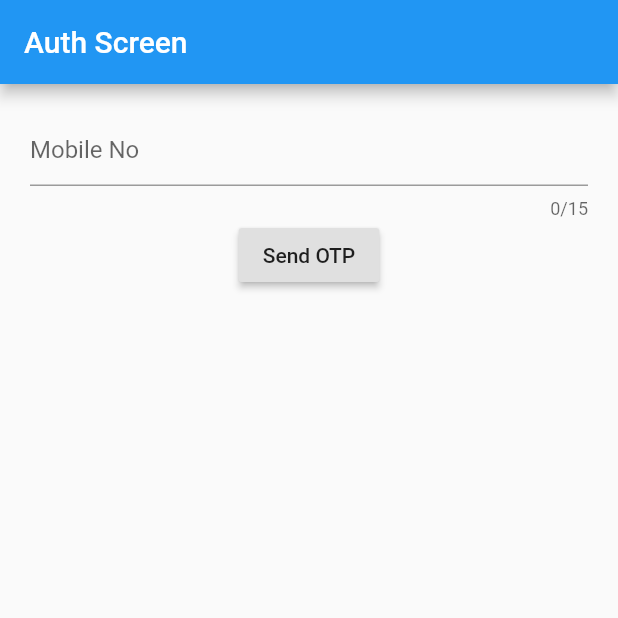
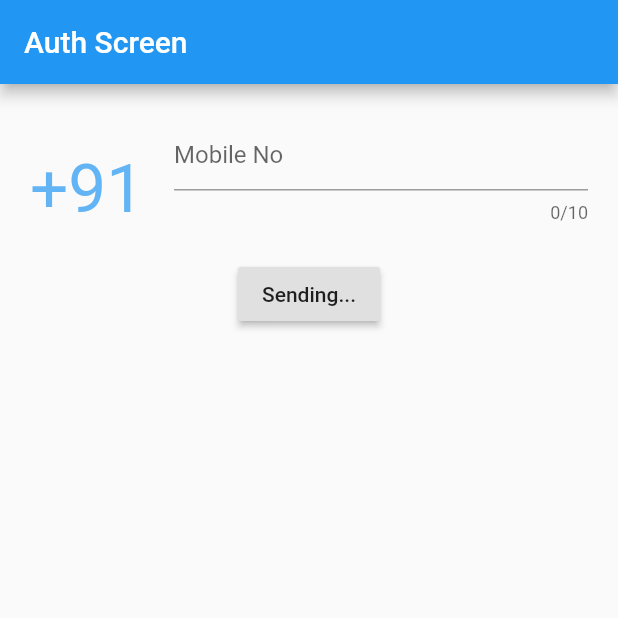
Before and after one commit to ravipiplani/sarathi, a Flutter app: the screen it shows after launch, after a tap on "Send OTP", on a phone screen of 412 x 824 dp, the top half of it. Run offline on Flutter 3.47's test engine with Material 2 defaults, Android fonts, the phone set to English and light mode, and no system bars; our stand-ins replace cloud_firestore, firebase_analytics, firebase_auth, flutter_redux, redux, redux_thunk; missing offline and left inert: country_pickers, redux_logging, redux_persist, redux_persist_flutter; accounts and stored records are empty; generated files the repository leaves out were written again; network calls fail.

Commit message:
added country code

```diff
--- a/lib/middlewares/auth_middleware.dart
+++ b/lib/middlewares/auth_middleware.dart
@@ -90,7 +90,6 @@ Middleware<AppState> _createSendOTPMiddleware() {
           verificationCompleted: action.verificationCompleted,
           verificationFailed: action.verificationFailed
         );
-        store.dispatch(StopLoading());
       }
       catch (error) {
         store.dispatch(StopLoading());
--- a/lib/screens/auth.dart
+++ b/lib/screens/auth.dart
@@ -1,7 +1,10 @@
+import 'package:country_pickers/country.dart';
+import 'package:country_pickers/country_picker_dialog.dart';
 import 'package:firebase_auth/firebase_auth.dart';
 import 'package:flutter/material.dart';
 import 'package:flutter_redux/flutter_redux.dart';
 import 'package:login_boilerplate/actions/auth_actions.dart';
+import 'package:login_boilerplate/actions/loading_actions.dart';
 import 'package:login_boilerplate/keys.dart';
 import 'package:login_boilerplate/models/app_state.dart';
 import 'package:login_boilerplate/routes.dart';
@@ -18,6 +21,7 @@ class Auth extends StatefulWidget {
 class _AuthState extends State<Auth> {
   TextEditingController _controller = TextEditingController();
   String verificationId;
+  String countryCode = "+91";
 
   @override
   Widget build(BuildContext context) {
@@ -28,9 +32,20 @@ class _AuthState extends State<Auth> {
       body: Container(
         padding: EdgeInsets.all(20),
         child: Column(
+          mainAxisAlignment: MainAxisAlignment.start,
           children: <Widget>[
-            TextFormField(
-              maxLength: 15,
+            Row(
+              children: <Widget>[
+                Padding(
+                  padding: EdgeInsets.only(top: 23, right: 20),
+                  child: InkWell(
+                    onTap: _openCountryPickerDialog,
+                    child: Text(countryCode, style: Theme.of(context).textTheme.display2.copyWith(fontWeight: FontWeight.w400, color: Theme.of(context).primaryColor.withOpacity(0.7))),
+                  )
+                ),
+                Expanded(
+                  child: TextFormField(
+                    maxLength: 10,
                     controller: _controller,
                     decoration: InputDecoration(
                       hintText: "Mobile No"
@@ -43,19 +58,49 @@ class _AuthState extends State<Auth> {
                     },
                     keyboardType: TextInputType.phone,
                   ),
+                )
+              ],
+            ),
             StoreConnector<AppState, _AuthViewModel>(
               converter: _AuthViewModel.fromStore,
               builder: (BuildContext context, _AuthViewModel viewModel) {
-                return RaisedButton(
+                return Padding(
+                  padding: EdgeInsets.only(top: 20),
+                  child: RaisedButton(
                     onPressed: () {
-                    viewModel.sendOtp(_controller.text);
+                      viewModel.sendOtp(countryCode + _controller.text);
                     },
                     child: viewModel.isLoading ? Text("Sending...") : Text("Send OTP"),
+                  )
                 );
               },
             )
           ],
         ),
+      )
+    );
+  }
+
+  void _openCountryPickerDialog() {
+    showDialog(
+      context: context,
+      builder: (context) => CountryPickerDialog(
+        titlePadding: EdgeInsets.all(0.0),
+        searchInputDecoration: InputDecoration(
+          hintText: 'Search...'
+        ),
+        isSearchable: true,
+        title: Text('Country Code'),
+        itemBuilder: (Country country) {
+          return Container(
+            child: Text("+${country.phoneCode} (${country.isoCode})")
+          );
+        },
+        onValuePicked: (country) {
+          setState(() {
+            countryCode = "+${country.phoneCode}";
+          });
+        },
       )
     );
   }
@@ -72,6 +117,7 @@ class _AuthViewModel {
 
   static _AuthViewModel fromStore(Store<AppState> store) {
     final PhoneCodeSent smsOTPSent = (String verId, [int forceCodeResend]) {
+      store.dispatch(StopLoading());
       Keys.navigatorKey.currentState.pushNamed(Routes.otpScreen, arguments: OtpArguments(verificationId: verId));
     };
     return _AuthViewModel(
--- a/pubspec.yaml
+++ b/pubspec.yaml
@@ -26,6 +26,7 @@ dependencies:
   redux_persist_flutter: ^0.8.2
   redux_thunk: ^0.3.0
   redux_logging: ^0.4.0
+  country_pickers: ^1.1.0
 
   firebase_core: ^0.4.3+1
   firebase_analytics: ^5.0.9
```
Also changed, not shown: pubspec.lock. Lines whose indentation alone changed are shown as unchanged.
